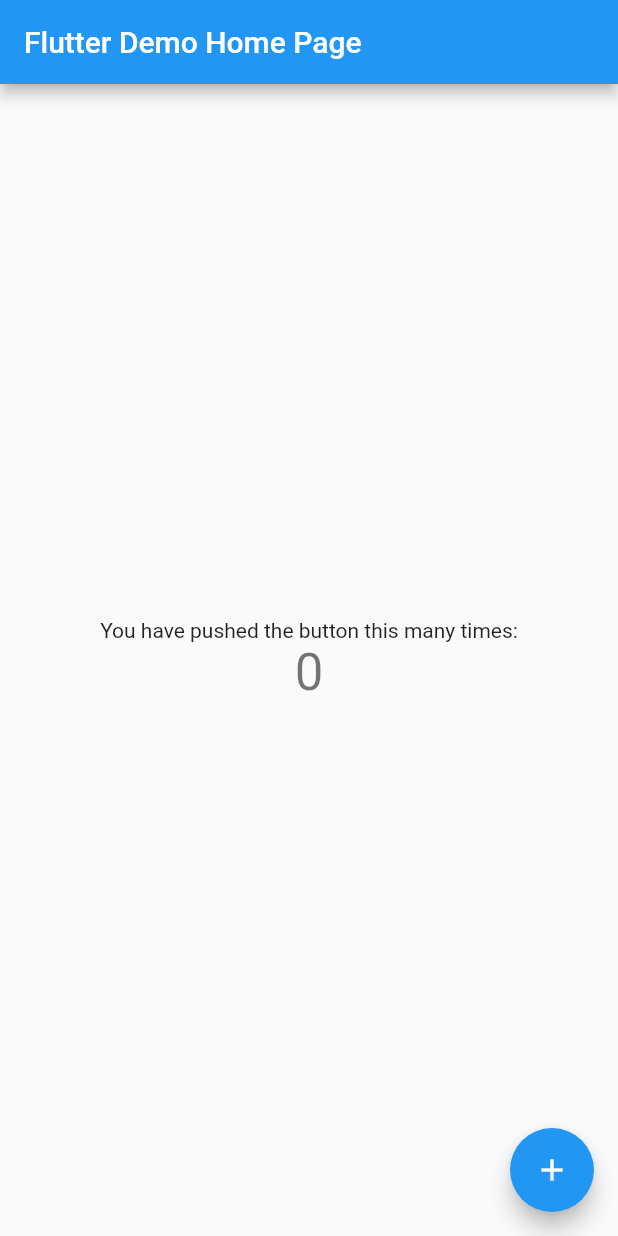
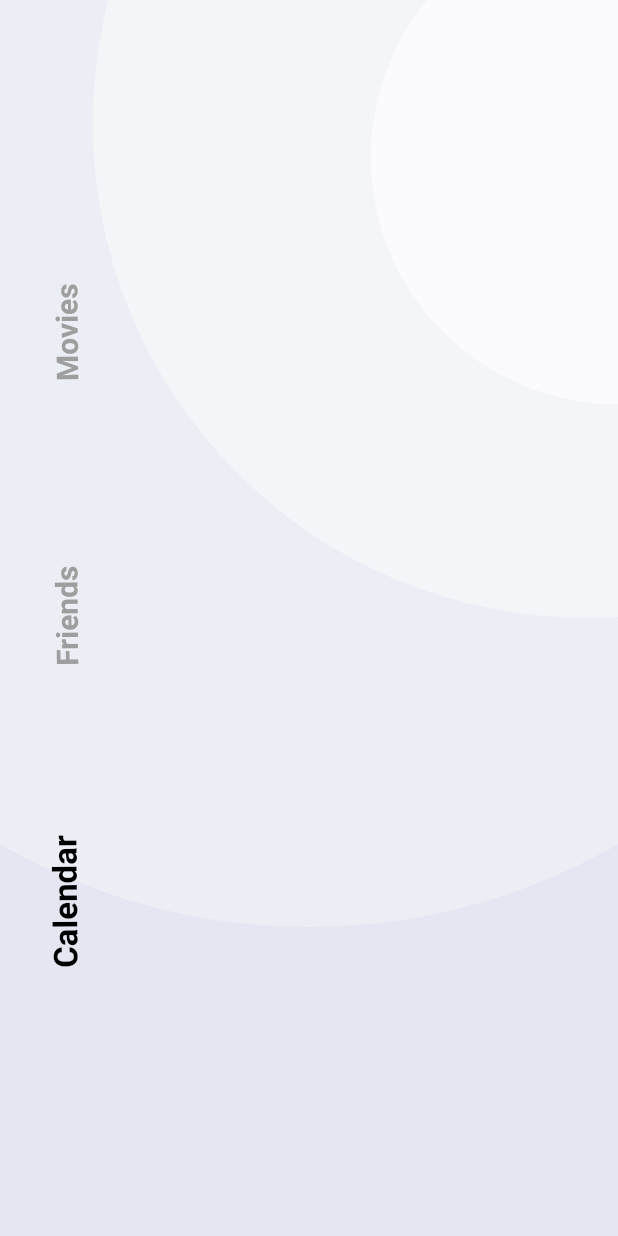
Before and after one commit to 10ndavis/movie_buddy, a Flutter app: the screen it shows after launch, on a phone screen of 412 x 824 dp. Run offline on Flutter 3.47's test engine with Material 2 defaults, Android fonts, the phone set to English and light mode, and no system bars.

Commit message:
Created NavBar and background

```diff
--- /dev/null
+++ b/lib/common/appBackground.dart
@@ -0,0 +1,59 @@
+import 'package:flutter/material.dart';
+import '../styleguide/colors.dart';
+
+class AppBackground extends StatelessWidget {
+
+  @override
+  Widget build(BuildContext context) {
+    return LayoutBuilder(
+      builder: (context, constraint) {
+        final height = constraint.maxHeight;
+        final width = constraint.maxWidth;
+
+        return Stack(
+          children: <Widget>[
+            Container(
+              color: backgroundColor,
+            ),
+            Positioned(
+              left: -(height/2 - width/2),
+              bottom: height * 0.25,
+              child: Container(
+                height: height,
+                width: height,
+                decoration: BoxDecoration(
+                  shape: BoxShape.circle,
+                  color: firstCircleColor
+                ),
+              ),
+            ),
+            Positioned(
+              left: width * 0.15,
+              top: -width * 0.6,
+              child: Container(
+                height: width * 1.6,
+                width: width * 1.6,
+                decoration: BoxDecoration(
+                  shape: BoxShape.circle,
+                  color: secondCircleColor,
+                ),
+              ),
+            ),
+            Positioned(
+              right: -width * 0.4,
+              top: -60,
+              child: Container(
+                height: width * 0.8,
+                width: width * 0.8,
+                decoration: BoxDecoration(
+                  shape: BoxShape.circle,
+                  color: thirdCircleColor,
+                ),
+              ),
+            )
+          ],
+        );
+      },
+    );
+  }
+}
--- /dev/null
+++ b/lib/common/horizontalNav.dart
@@ -0,0 +1,57 @@
+import 'package:flutter/material.dart';
+import './tabText.dart';
+
+class HorizontalNav extends StatefulWidget {
+  @override
+  _HorizontalNavState createState() => _HorizontalNavState();
+}
+
+class _HorizontalNavState extends State<HorizontalNav> {
+
+  int selectedTab = 2;
+
+  @override
+  Widget build(BuildContext context) {
+    return Container(
+      height: 500.0,
+      child: Stack(
+        children: <Widget>[
+          Positioned(
+            left: 0.1,
+            bottom: 0,
+            top: 0,
+            child: Padding(
+              padding: const EdgeInsets.symmetric(vertical: 48.0),
+              child: Column(
+                mainAxisAlignment: MainAxisAlignment.spaceBetween,
+                children: <Widget>[
+                  TabText(
+                    text: 'Movies',
+                    isSelected: selectedTab == 0,
+                    onTabTap: () { onTabTap(0); },
+                  ),
+                  TabText(
+                    text: 'Friends',
+                    isSelected: selectedTab == 1,
+                    onTabTap: () { onTabTap(1); },
+                  ),
+                  TabText(
+                    text: 'Calendar',
+                    isSelected: selectedTab == 2,
+                    onTabTap: () { onTabTap(2); },
+                  ),
+                ],
+              ),
+            ),
+          ),
+        ],
+      ),
+    );
+  }
+
+  onTabTap(int index) {
+    setState(() {
+      selectedTab = index;
+    });
+  }
+}
--- /dev/null
+++ b/lib/common/tabText.dart
@@ -0,0 +1,24 @@
+import 'package:flutter/material.dart';
+import '../styleguide/text_styles.dart';
+
+class TabText extends StatelessWidget {
+  final bool isSelected;
+  final String text;
+  final Function onTabTap;
+
+  TabText({this.text, this.isSelected = false, this.onTabTap});
+
+  @override
+  Widget build(BuildContext context) {
+    return Transform.rotate(
+      angle: -1.58,
+      child: InkWell(
+        onTap: onTabTap,
+        child: Text(
+          text,
+          style: isSelected ? selectedTabStyle : defaultTabStyle,
+        ),
+      ),
+    );
+  }
+}
--- a/lib/main.dart
+++ b/lib/main.dart
@@ -1,111 +1,19 @@
 import 'package:flutter/material.dart';
+import './pages/landingPage.dart';
 
-void main() => runApp(MyApp());
+void main() => runApp(App());
 
-class MyApp extends StatelessWidget {
-  // This widget is the root of your application.
+class App extends StatelessWidget {
+
   @override
   Widget build(BuildContext context) {
     return MaterialApp(
-      title: 'Flutter Demo',
+      title: 'Movie Buddy',
       theme: ThemeData(
-        // This is the theme of your application.
-        //
-        // Try running your application with "flutter run". You'll see the
-        // application has a blue toolbar. Then, without quitting the app, try
-        // changing the primarySwatch below to Colors.green and then invoke
-        // "hot reload" (press "r" in the console where you ran "flutter run",
-        // or simply save your changes to "hot reload" in a Flutter IDE).
-        // Notice that the counter didn't reset back to zero; the application
-        // is not restarted.
         primarySwatch: Colors.blue,
       ),
-      home: MyHomePage(title: 'Flutter Demo Home Page'),
+      debugShowCheckedModeBanner: false,
+      home: LandingPage(),
     );
   }
 }
-
-class MyHomePage extends StatefulWidget {
-  MyHomePage({Key key, this.title}) : super(key: key);
-
-  // This widget is the home page of your application. It is stateful, meaning
-  // that it has a State object (defined below) that contains fields that affect
-  // how it looks.
-
-  // This class is the configuration for the state. It holds the values (in this
-  // case the title) provided by the parent (in this case the App widget) and
-  // used by the build method of the State. Fields in a Widget subclass are
-  // always marked "final".
-
-  final String title;
-
-  @override
-  _MyHomePageState createState() => _MyHomePageState();
-}
-
-class _MyHomePageState extends State<MyHomePage> {
-  int _counter = 0;
-
-  void _incrementCounter() {
-    setState(() {
-      // This call to setState tells the Flutter framework that something has
-      // changed in this State, which causes it to rerun the build method below
-      // so that the display can reflect the updated values. If we changed
-      // _counter without calling setState(), then the build method would not be
-      // called again, and so nothing would appear to happen.
-      _counter++;
-    });
-  }
-
-  @override
-  Widget build(BuildContext context) {
-    // This method is rerun every time setState is called, for instance as done
-    // by the _incrementCounter method above.
-    //
-    // The Flutter framework has been optimized to make rerunning build methods
-    // fast, so that you can just rebuild anything that needs updating rather
-    // than having to individually change instances of widgets.
-    return Scaffold(
-      appBar: AppBar(
-        // Here we take the value from the MyHomePage object that was created by
-        // the App.build method, and use it to set our appbar title.
-        title: Text(widget.title),
-      ),
-      body: Center(
-        // Center is a layout widget. It takes a single child and positions it
-        // in the middle of the parent.
-        child: Column(
-          // Column is also layout widget. It takes a list of children and
-          // arranges them vertically. By default, it sizes itself to fit its
-          // children horizontally, and tries to be as tall as its parent.
-          //
-          // Invoke "debug painting" (press "p" in the console, choose the
-          // "Toggle Debug Paint" action from the Flutter Inspector in Android
-          // Studio, or the "Toggle Debug Paint" command in Visual Studio Code)
-          // to see the wireframe for each widget.
-          //
-          // Column has various properties to control how it sizes itself and
-          // how it positions its children. Here we use mainAxisAlignment to
-          // center the children vertically; the main axis here is the vertical
-          // axis because Columns are vertical (the cross axis would be
-          // horizontal).
-          mainAxisAlignment: MainAxisAlignment.center,
-          children: <Widget>[
-            Text(
-              'You have pushed the button this many times:',
-            ),
-            Text(
-              '$_counter',
-              style: Theme.of(context).textTheme.display1,
-            ),
-          ],
-        ),
-      ),
-      floatingActionButton: FloatingActionButton(
-        onPressed: _incrementCounter,
-        tooltip: 'Increment',
-        child: Icon(Icons.add),
-      ), // This trailing comma makes auto-formatting nicer for build methods.
-    );
-  }
-}
--- /dev/null
+++ b/lib/pages/landingPage.dart
@@ -0,0 +1,20 @@
+import 'package:flutter/material.dart';
+import '../common/appBackground.dart';
+import '../common/horizontalNav.dart';
+
+class LandingPage extends StatelessWidget {
+
+  @override
+  Widget build(BuildContext context) {
+    return Scaffold(
+      body: Stack(
+        children: <Widget>[
+          AppBackground(),
+          Center(
+            child: HorizontalNav(),
+          ),
+        ],
+      ),
+    );
+  }
+}
--- /dev/null
+++ b/lib/styleguide/colors.dart
@@ -0,0 +1,9 @@
+import 'dart:ui';
+
+import 'package:flutter/material.dart';
+
+final Color primaryColor = Color(0xFFFF9F59);
+final Color backgroundColor = Color(0xFFE4E6F1);
+final Color firstCircleColor = Colors.white.withOpacity(0.3);
+final Color secondCircleColor = Colors.white.withOpacity(0.4);
+final Color thirdCircleColor = Colors.white.withOpacity(0.6);
```
Also changed, not shown: lib/styleguide/text_styles.dart (added, +57 -0 lines).
